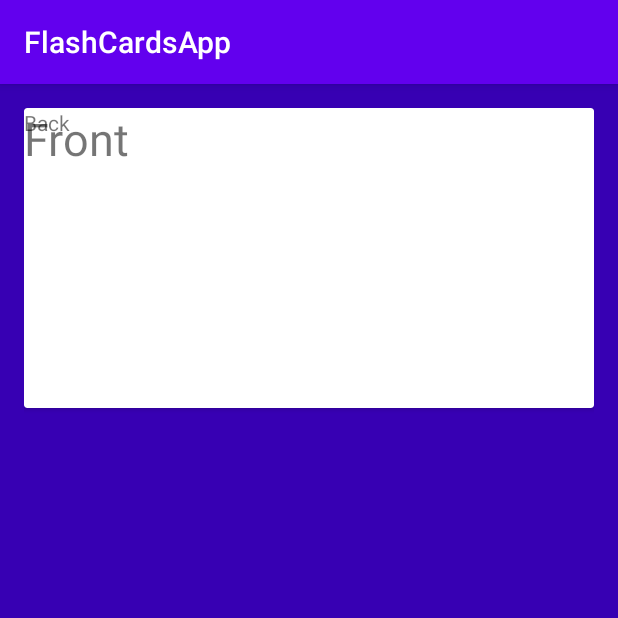
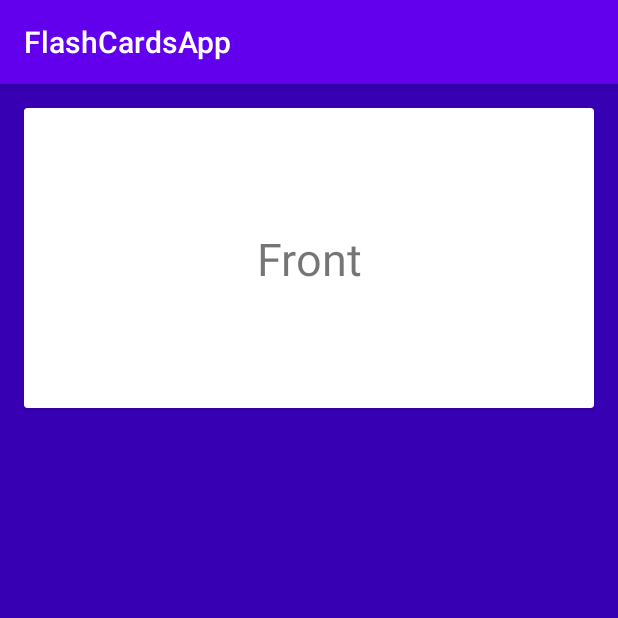
Before and after one commit to rjoshuva/FlashCardsApp, an Android app: the screen it shows after launch (MainActivity), on a phone screen of 412 x 824 dp, the top half of it. Run offline under Robolectric (Android 15) with nearby library versions, the phone set to English and light mode, and no system bars; our stand-ins replace Room's generated code.

Commit message:
Added activity to add new cards
- Made cards clickable to switch between viewing front and back textviews.

```diff
--- a/app/src/main/AndroidManifest.xml
+++ b/app/src/main/AndroidManifest.xml
@@ -9,6 +9,7 @@
         android:roundIcon="@mipmap/ic_launcher_round"
         android:supportsRtl="true"
         android:theme="@style/AppTheme">
+        <activity android:name=".AddEditCardActivity.AddEditCardActivity"></activity>
         <activity android:name=".MainActivity">
             <intent-filter>
                 <action android:name="android.intent.action.MAIN" />
@@ -16,8 +17,6 @@
                 <category android:name="android.intent.category.LAUNCHER" />
             </intent-filter>
         </activity>
-
-        <activity android:name=".CardviewActivity"></activity>
     </application>
 
 </manifest>
--- a/app/src/main/java/edu/csce4623/jlcarlto/flashcardsapp/MainActivity.java
+++ b/app/src/main/java/edu/csce4623/jlcarlto/flashcardsapp/MainActivity.java
@@ -10,14 +10,17 @@ import androidx.recyclerview.widget.LinearLayoutManager;
 import androidx.recyclerview.widget.RecyclerView;
 
 import android.app.Activity;
+import android.content.Intent;
 import android.os.Bundle;
 import android.util.Log;
 import android.view.View;
+import android.widget.Button;
 import android.widget.TextView;
 
 import java.util.ArrayList;
 import java.util.List;
 
+import edu.csce4623.jlcarlto.flashcardsapp.AddEditCardActivity.AddEditCardActivity;
 import edu.csce4623.jlcarlto.flashcardsapp.Model.Card;
 import edu.csce4623.jlcarlto.flashcardsapp.Model.CardRepository;
 import edu.csce4623.jlcarlto.flashcardsapp.ViewModel.CardViewModel;
@@ -28,6 +31,8 @@ public class MainActivity extends AppCompatActivity {
     private LiveData<List<Card>> cardList;
     private List<Card> cards;
     private RecyclerView rv;
+    private Button btnNewCard;
+    public RVAdapter adapter;
     @Override
     protected void onCreate(Bundle savedInstanceState) {
         super.onCreate(savedInstanceState);
@@ -47,6 +52,8 @@ public class MainActivity extends AppCompatActivity {
 
         LinearLayoutManager llm = new LinearLayoutManager(this);
         rv.setLayoutManager(llm);
+        btnNewCard = (Button)findViewById(R.id.btnNewCard);
+        btnNewCard.setOnClickListener(btnOnClickListener);
 
         Card card = new Card("Front", "Back");
         mViewModel.insert(card);
@@ -58,8 +65,34 @@ public class MainActivity extends AppCompatActivity {
         initializeAdapter();
     }
 
+    private final View.OnClickListener btnOnClickListener = new View.OnClickListener() {
+
+        @Override
+        public void onClick(View view) {
+            addCardItem();
+        }
+    };
+
+    private void addCardItem() {
+        Intent intent = new Intent(this, AddEditCardActivity.class);
+        startActivityForResult(intent, 0);
+    }
+
+    @Override
+    protected void onActivityResult(int requestCode, int resultCode, @Nullable Intent data) {
+        super.onActivityResult(requestCode, resultCode, data);
+        mViewModel.insert((Card) data.getSerializableExtra("Card"));
+        adapter.notifyDataSetChanged();
+    }
+
+    @Override
+    protected void onResume() {
+        super.onResume();
+        adapter.notifyDataSetChanged();
+    }
+
     private void initializeAdapter(){
-        RVAdapter adapter = new RVAdapter(cards);
+        adapter = new RVAdapter(cards);
         rv.setAdapter(adapter);
     }
 }
--- a/app/src/main/java/edu/csce4623/jlcarlto/flashcardsapp/Model/Card.java
+++ b/app/src/main/java/edu/csce4623/jlcarlto/flashcardsapp/Model/Card.java
@@ -1,6 +1,8 @@
 package edu.csce4623.jlcarlto.flashcardsapp.Model;
 
 import androidx.room.*;
+
+import java.io.Serializable;
 
 /**
  * Card class
@@ -9,7 +11,7 @@ import androidx.room.*;
  * TODO: Implement deck building, implement user sign in (user ID foreign key field?)
  */
 @Entity(tableName = "Card")
-public class Card {
+public class Card implements Serializable {
 
     //constant column name values so other classes can use column names without errors
     public static final String CARD_ID = "card_id";
--- a/app/src/main/java/edu/csce4623/jlcarlto/flashcardsapp/RVAdapter.java
+++ b/app/src/main/java/edu/csce4623/jlcarlto/flashcardsapp/RVAdapter.java
@@ -20,25 +20,42 @@ import java.util.List;
 import edu.csce4623.jlcarlto.flashcardsapp.Model.Card;
 
 public class RVAdapter extends RecyclerView.Adapter<RVAdapter.CardViewHolder> {
-    List<Card> cardList;
     List<Card> cards;
 
     RVAdapter(List<Card> c){
-        cardList = c;
+        cards = c;
     }
+
+    private final View.OnClickListener mOnClickListener = new View.OnClickListener() {
+        @Override
+        public void onClick(View view) {
+            TextView front;
+            TextView back;
+            front = (TextView) view.findViewById(R.id.card_front);
+            back = (TextView) view.findViewById(R.id.card_back);
+
+            if (front.getVisibility() == View.VISIBLE) {
+                front.setVisibility(View.INVISIBLE);
+                back.setVisibility(View.VISIBLE);
+            } else {
+                back.setVisibility(View.INVISIBLE);
+                front.setVisibility(View.VISIBLE);
+            }
+        }
+    };
 
     @NonNull
     @Override
     public CardViewHolder onCreateViewHolder(@NonNull ViewGroup viewGroup, int viewType) {
         View v = LayoutInflater.from(viewGroup.getContext()).inflate(R.layout.card_list_item, viewGroup, false);
         CardViewHolder cvh = new CardViewHolder(v);
+        cvh.cv.setOnClickListener(mOnClickListener);
         return cvh;
     }
 
     @Override
     public void onBindViewHolder(@NonNull final CardViewHolder holder, final int i) {
-
-        Card card = cardList.get(i);
+        Card card = cards.get(i);
         Log.d("adapter", Integer.toString(i));
         holder.front.setText(card.getCardFront());
         holder.back.setText(card.getCardBack());
@@ -46,8 +63,8 @@ public class RVAdapter extends RecyclerView.Adapter<RVAdapter.CardViewHolder> {
 
     @Override
     public int getItemCount() {
-            Log.d("getItemCount() size=", String.valueOf(cardList.size()));
-            return cardList.size();
+            Log.d("getItemCount() size=", String.valueOf(cards.size()));
+            return cards.size();
     }
 
     @Override
@@ -65,6 +82,7 @@ public class RVAdapter extends RecyclerView.Adapter<RVAdapter.CardViewHolder> {
             cv = (CardView) itemView.findViewById(R.id.cv);
             front = (TextView) itemView.findViewById(R.id.card_front);
             back = (TextView) itemView.findViewById(R.id.card_back);
+            back.setVisibility(View.INVISIBLE);
         }
     }
 
--- a/app/src/main/res/layout/card_list_item.xml
+++ b/app/src/main/res/layout/card_list_item.xml
@@ -1,23 +1,41 @@
 <?xml version="1.0" encoding="utf-8"?>
 
-<androidx.cardview.widget.CardView android:layout_width="match_parent"
+<androidx.cardview.widget.CardView xmlns:app="http://schemas.android.com/apk/res-auto"
+    android:layout_width="match_parent"
     android:layout_height="200dp"
     android:id="@+id/cv"
-    xmlns:android="http://schemas.android.com/apk/res/android">
+    xmlns:android="http://schemas.android.com/apk/res/android"
+    android:layout_marginBottom="16dp">
+
+        <androidx.constraintlayout.widget.ConstraintLayout
+            android:layout_width="match_parent"
+            android:layout_height="200dp">
 
                 <TextView
+                    android:id="@+id/card_front"
                     android:layout_width="wrap_content"
                     android:layout_height="wrap_content"
-            android:id="@+id/card_front"
                     android:layout_alignParentTop="true"
+                    android:layout_centerInParent="true"
+                    android:layout_centerHorizontal="true"
                     android:textSize="30sp"
-            />
+                    app:layout_constraintBottom_toBottomOf="parent"
+                    app:layout_constraintEnd_toEndOf="parent"
+                    app:layout_constraintStart_toStartOf="parent"
+                    app:layout_constraintTop_toTopOf="parent" />
 
                 <TextView
+                    android:id="@+id/card_back"
                     android:layout_width="wrap_content"
                     android:layout_height="wrap_content"
-            android:id="@+id/card_back"
                     android:layout_below="@+id/card_front"
-            />
+                    android:layout_centerInParent="true"
+                    android:layout_centerHorizontal="true"
+                    app:layout_constraintBottom_toBottomOf="parent"
+                    app:layout_constraintEnd_toEndOf="parent"
+                    app:layout_constraintStart_toStartOf="parent"
+                    app:layout_constraintTop_toTopOf="parent" />
+
+        </androidx.constraintlayout.widget.ConstraintLayout>
 
 </androidx.cardview.widget.CardView>
--- a/app/src/main/res/layout/recyclerview_activity.xml
+++ b/app/src/main/res/layout/recyclerview_activity.xml
@@ -1,14 +1,34 @@
 <?xml version="1.0" encoding="utf-8"?>
-<LinearLayout xmlns:android="http://schemas.android.com/apk/res/android"
+<androidx.constraintlayout.widget.ConstraintLayout xmlns:android="http://schemas.android.com/apk/res/android"
+    xmlns:app="http://schemas.android.com/apk/res-auto"
+    xmlns:tools="http://schemas.android.com/tools"
     android:layout_width="match_parent"
     android:layout_height="match_parent"
     android:padding="16dp"
-    android:background="@color/colorPrimaryDark">
+    android:background="@color/colorPrimaryDark"
+    android:orientation="vertical">
 
-<androidx.recyclerview.widget.RecyclerView
-    android:layout_height="match_parent"
-    android:layout_width="match_parent"
-    android:id="@+id/rv"
-    xmlns:android="http://schemas.android.com/apk/res/android" />
+    <androidx.recyclerview.widget.RecyclerView
+        android:id="@+id/rv"
+        android:layout_width="match_parent"
+        android:layout_height="match_parent"
+        app:layout_constraintBottom_toTopOf="parent"
+        tools:layout_editor_absoluteX="16dp">
 
-</LinearLayout>
+    </androidx.recyclerview.widget.RecyclerView>
+
+    <Button
+        android:id="@+id/btnNewCard"
+        android:layout_width="0dp"
+        android:layout_height="wrap_content"
+        android:layout_marginStart="8dp"
+        android:layout_marginEnd="8dp"
+        android:layout_marginBottom="8dp"
+        android:text="Add Card"
+        app:layout_constraintBottom_toBottomOf="@+id/rv"
+        app:layout_constraintEnd_toEndOf="parent"
+        app:layout_constraintStart_toStartOf="parent"
+        app:layout_constraintTop_toTopOf="@+id/rv"
+        app:layout_constraintVertical_bias="0.975" />
+
+</androidx.constraintlayout.widget.ConstraintLayout>
```
Also changed, not shown: app/src/main/java/edu/csce4623/jlcarlto/flashcardsapp/AddEditCardActivity/AddEditCardActivity.java (added, +43 -0 lines), app/src/main/java/edu/csce4623/jlcarlto/flashcardsapp/CardviewActivity.java (deleted, +0 -20 lines), app/src/main/res/layout/activity_add_edit_card.xml (added, +93 -0 lines), app/src/main/res/layout/cardview_activity.xml (deleted, +0 -35 lines). Lines whose indentation alone changed are shown as unchanged.
